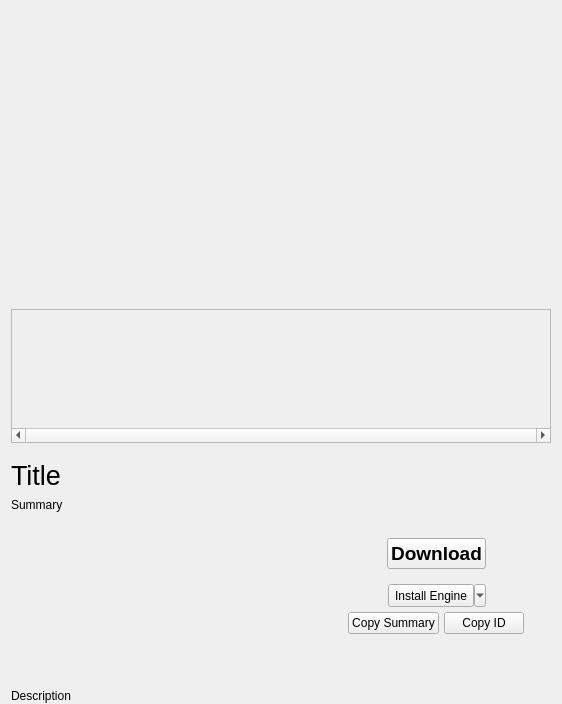
This is BaseClient/Source/PageContentContentWidget.ui in WorksAhead/Base as Qt 5 draws it before an edit. The edited form follows.
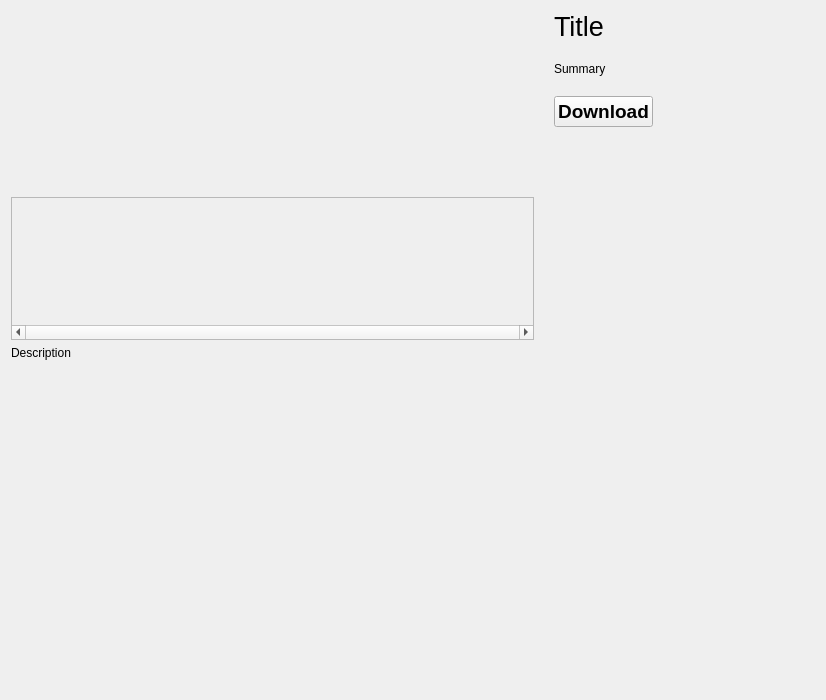
This is the edited form. Custom widgets are drawn as their Qt base class.

Commit message: 内容下载页面重新布局。修复屏幕截图显示尺寸不正确的问题。

Diff of the .ui file:
```diff
--- a/BaseClient/Source/PageContentContentWidget.ui
+++ b/BaseClient/Source/PageContentContentWidget.ui
@@ -6,17 +6,28 @@
    <rect>
     <x>0</x>
     <y>0</y>
-    <width>560</width>
-    <height>704</height>
+    <width>826</width>
+    <height>700</height>
    </rect>
   </property>
+  <layout class="QVBoxLayout" name="verticalLayout_4">
+   <item>
+    <layout class="QHBoxLayout" name="horizontalLayout_5" stretch="2,1">
+     <property name="spacing">
+      <number>20</number>
+     </property>
+     <item>
+      <widget class="QWidget" name="screenshotWidget" native="true">
   <layout class="QVBoxLayout" name="verticalLayout">
-   <property name="spacing">
-    <number>5</number>
+        <property name="leftMargin">
+         <number>0</number>
    </property>
    <property name="topMargin">
     <number>0</number>
    </property>
+        <property name="rightMargin">
+         <number>0</number>
+        </property>
    <property name="bottomMargin">
     <number>0</number>
    </property>
@@ -24,8 +35,8 @@
     <widget class="ImageViewerWidget" name="screenshotViewer" native="true">
      <property name="minimumSize">
       <size>
-       <width>540</width>
-       <height>304</height>
+            <width>320</width>
+            <height>180</height>
       </size>
      </property>
     </widget>
@@ -52,43 +63,29 @@
        <rect>
         <x>0</x>
         <y>0</y>
-        <width>540</width>
-        <height>115</height>
+             <width>522</width>
+             <height>122</height>
        </rect>
       </property>
      </widget>
     </widget>
    </item>
+       </layout>
+      </widget>
+     </item>
    <item>
-    <spacer name="verticalSpacer_2">
-     <property name="orientation">
-      <enum>Qt::Vertical</enum>
-     </property>
-     <property name="sizeType">
-      <enum>QSizePolicy::Fixed</enum>
-     </property>
-     <property name="sizeHint" stdset="0">
-      <size>
-       <width>537</width>
-       <height>10</height>
-      </size>
-     </property>
-    </spacer>
-   </item>
+      <layout class="QVBoxLayout" name="verticalLayout_3">
+       <property name="spacing">
+        <number>20</number>
+       </property>
+       <property name="leftMargin">
+        <number>0</number>
+       </property>
+       <property name="rightMargin">
+        <number>0</number>
+       </property>
    <item>
     <widget class="QLabel" name="titleLabel">
-     <property name="minimumSize">
-      <size>
-       <width>0</width>
-       <height>35</height>
-      </size>
-     </property>
-     <property name="maximumSize">
-      <size>
-       <width>16777215</width>
-       <height>35</height>
-      </size>
-     </property>
      <property name="font">
       <font>
        <pointsize>20</pointsize>
@@ -100,7 +97,19 @@
     </widget>
    </item>
    <item>
-    <layout class="QHBoxLayout" name="horizontalLayout_3" stretch="4,3">
+        <layout class="QHBoxLayout" name="horizontalLayout_3" stretch="4">
+         <property name="leftMargin">
+          <number>0</number>
+         </property>
+         <property name="topMargin">
+          <number>0</number>
+         </property>
+         <property name="rightMargin">
+          <number>0</number>
+         </property>
+         <property name="bottomMargin">
+          <number>0</number>
+         </property>
      <item>
       <widget class="QLabel" name="summaryLabel">
        <property name="text">
@@ -114,36 +123,10 @@
        </property>
       </widget>
      </item>
-     <item>
-      <layout class="QVBoxLayout" name="verticalLayout_2">
-       <item>
-        <spacer name="verticalSpacer_4">
-         <property name="orientation">
-          <enum>Qt::Vertical</enum>
-         </property>
-         <property name="sizeHint" stdset="0">
-          <size>
-           <width>20</width>
-           <height>40</height>
-          </size>
-         </property>
-        </spacer>
+        </layout>
        </item>
        <item>
         <layout class="QHBoxLayout" name="horizontalLayout_4">
-         <item>
-          <spacer name="horizontalSpacer_2">
-           <property name="orientation">
-            <enum>Qt::Horizontal</enum>
-           </property>
-           <property name="sizeHint" stdset="0">
-            <size>
-             <width>40</width>
-             <height>20</height>
-            </size>
-           </property>
-          </spacer>
-         </item>
          <item>
           <widget class="QPushButton" name="downloadButton">
            <property name="font">
@@ -174,155 +157,21 @@
         </layout>
        </item>
        <item>
-        <spacer name="verticalSpacer_6">
+        <spacer name="verticalSpacer_2">
          <property name="orientation">
           <enum>Qt::Vertical</enum>
          </property>
          <property name="sizeHint" stdset="0">
           <size>
-           <width>10</width>
-           <height>10</height>
-          </size>
-         </property>
-        </spacer>
-       </item>
-       <item>
-        <layout class="QHBoxLayout" name="horizontalLayout">
-         <item>
-          <spacer name="horizontalSpacer">
-           <property name="orientation">
-            <enum>Qt::Horizontal</enum>
-           </property>
-           <property name="sizeHint" stdset="0">
-            <size>
              <width>40</width>
              <height>20</height>
             </size>
            </property>
           </spacer>
          </item>
-         <item>
-          <widget class="QToolButton" name="installEngineButton">
-           <property name="sizePolicy">
-            <sizepolicy hsizetype="Preferred" vsizetype="Fixed">
-             <horstretch>0</horstretch>
-             <verstretch>0</verstretch>
-            </sizepolicy>
-           </property>
-           <property name="minimumSize">
-            <size>
-             <width>0</width>
-             <height>23</height>
-            </size>
-           </property>
-           <property name="maximumSize">
-            <size>
-             <width>16777215</width>
-             <height>23</height>
-            </size>
-           </property>
-           <property name="text">
-            <string>Install Engine</string>
-           </property>
-           <property name="popupMode">
-            <enum>QToolButton::MenuButtonPopup</enum>
-           </property>
-           <property name="toolButtonStyle">
-            <enum>Qt::ToolButtonTextOnly</enum>
-           </property>
-          </widget>
-         </item>
-         <item>
-          <spacer name="horizontalSpacer_4">
-           <property name="orientation">
-            <enum>Qt::Horizontal</enum>
-           </property>
-           <property name="sizeHint" stdset="0">
-            <size>
-             <width>40</width>
-             <height>20</height>
-            </size>
-           </property>
-          </spacer>
-         </item>
-        </layout>
-       </item>
-       <item>
-        <layout class="QHBoxLayout" name="horizontalLayout_2">
-         <item>
-          <spacer name="horizontalSpacer_5">
-           <property name="orientation">
-            <enum>Qt::Horizontal</enum>
-           </property>
-           <property name="sizeHint" stdset="0">
-            <size>
-             <width>40</width>
-             <height>20</height>
-            </size>
-           </property>
-          </spacer>
-         </item>
-         <item>
-          <widget class="QPushButton" name="copySummaryButton">
-           <property name="text">
-            <string>Copy Summary</string>
-           </property>
-          </widget>
-         </item>
-         <item>
-          <widget class="QPushButton" name="copyIdButton">
-           <property name="text">
-            <string>Copy ID</string>
-           </property>
-          </widget>
-         </item>
-         <item>
-          <spacer name="horizontalSpacer_6">
-           <property name="orientation">
-            <enum>Qt::Horizontal</enum>
-           </property>
-           <property name="sizeHint" stdset="0">
-            <size>
-             <width>40</width>
-             <height>20</height>
-            </size>
-           </property>
-          </spacer>
-         </item>
-        </layout>
-       </item>
-       <item>
-        <spacer name="verticalSpacer_5">
-         <property name="orientation">
-          <enum>Qt::Vertical</enum>
-         </property>
-         <property name="sizeHint" stdset="0">
-          <size>
-           <width>20</width>
-           <height>40</height>
-          </size>
-         </property>
-        </spacer>
-       </item>
-      </layout>
-     </item>
-    </layout>
-   </item>
-   <item>
-    <spacer name="verticalSpacer_3">
-     <property name="orientation">
-      <enum>Qt::Vertical</enum>
-     </property>
-     <property name="sizeType">
-      <enum>QSizePolicy::Fixed</enum>
-     </property>
-     <property name="sizeHint" stdset="0">
-      <size>
-       <width>537</width>
-       <height>10</height>
-      </size>
-     </property>
-    </spacer>
+      </layout>
+     </item>
+    </layout>
    </item>
    <item>
     <widget class="QLabel" name="descriptionLabel">
@@ -338,14 +187,14 @@
     </widget>
    </item>
    <item>
-    <spacer name="verticalSpacer">
+    <spacer name="verticalSpacer_3">
      <property name="orientation">
       <enum>Qt::Vertical</enum>
      </property>
      <property name="sizeHint" stdset="0">
       <size>
-       <width>20</width>
-       <height>0</height>
+       <width>40</width>
+       <height>20</height>
       </size>
      </property>
     </spacer>
```
Left out of the diff: 6 changed lines with no effect on the pictures. Lines whose indentation alone changed are shown as unchanged. The commit also changes 5 other files.
